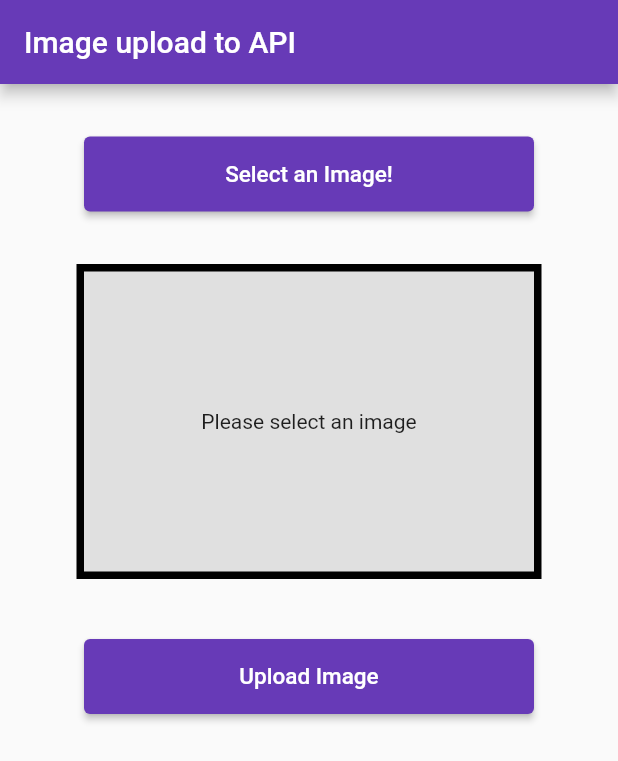
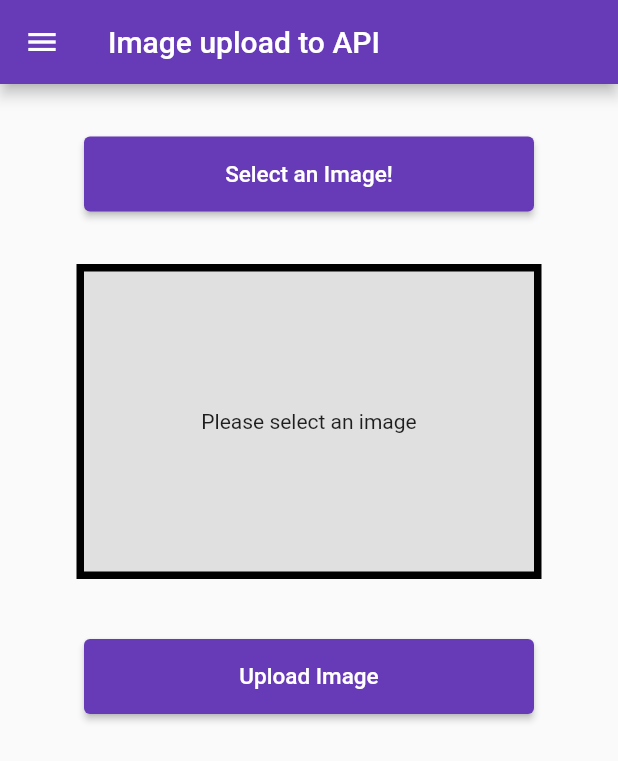
Before and after one commit to ArpitTripathi945/Flutter_Image_Upload_API, a Flutter app: the screen it shows after launch, on a phone screen of 412 x 824 dp. Shown: the top 761 px of the screen. Run offline on Flutter 3.47's test engine with Material 2 defaults, Android fonts, the phone set to English and light mode, and no system bars; our stand-ins replace fluttertoast, get, image_picker.

Commit message:
Final Changes

```diff
--- a/lib/image_upload.dart
+++ b/lib/image_upload.dart
@@ -15,6 +15,7 @@ class _ImageUploadState extends State<ImageUpload> {
   @override
   Widget build(BuildContext context) {
     return Scaffold(
+        drawer: Drawer(),
         appBar: AppBar(
           backgroundColor: Colors.deepPurple,
           title: const Text('Image upload to API'),
```
